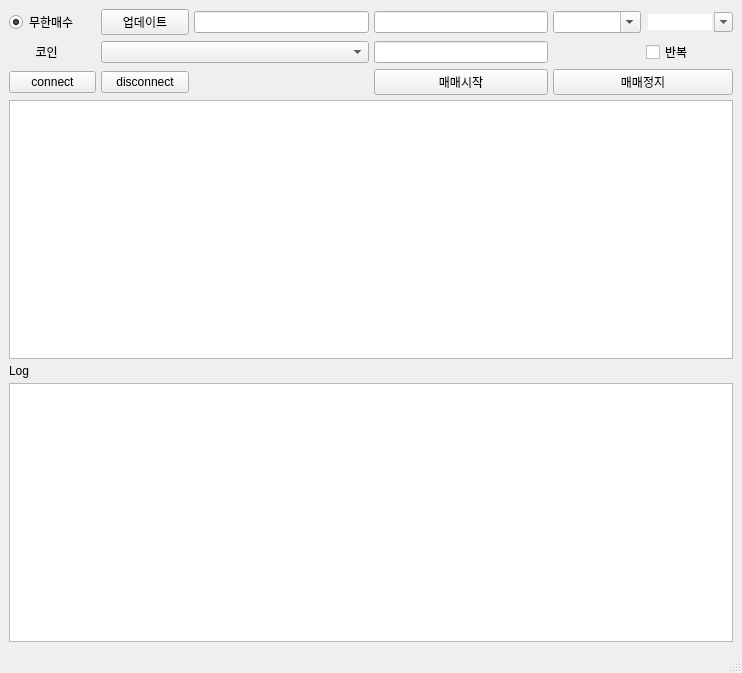
Qt form ui/main.ui (hanwool26/coin_trader_client) before a commit.
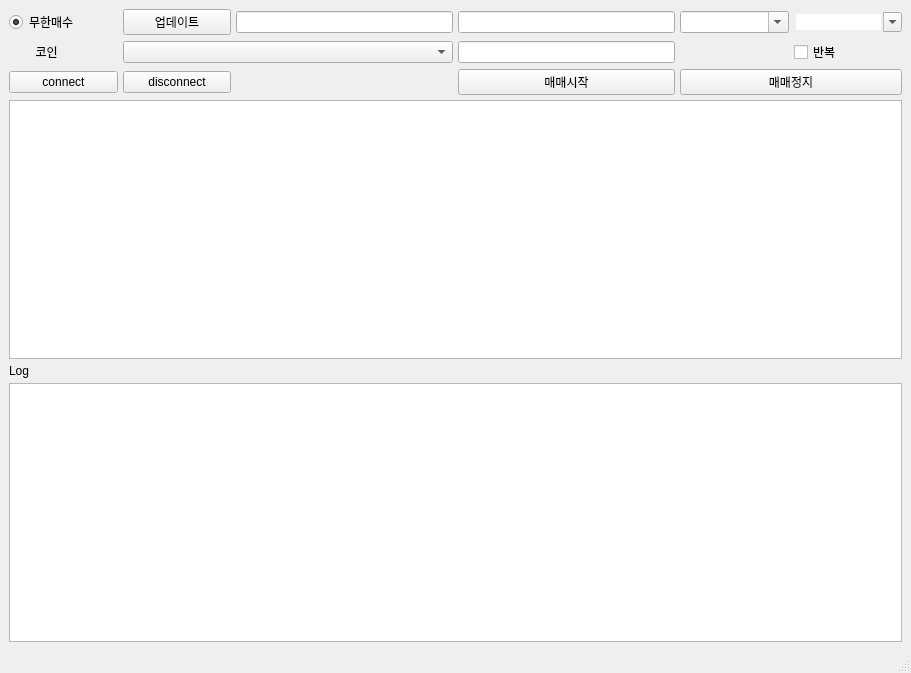
The same form after that commit.

```diff
--- a/ui/main.ui
+++ b/ui/main.ui
@@ -6,7 +6,7 @@
    <rect>
     <x>0</x>
     <y>0</y>
-    <width>742</width>
+    <width>911</width>
     <height>673</height>
    </rect>
   </property>
```
